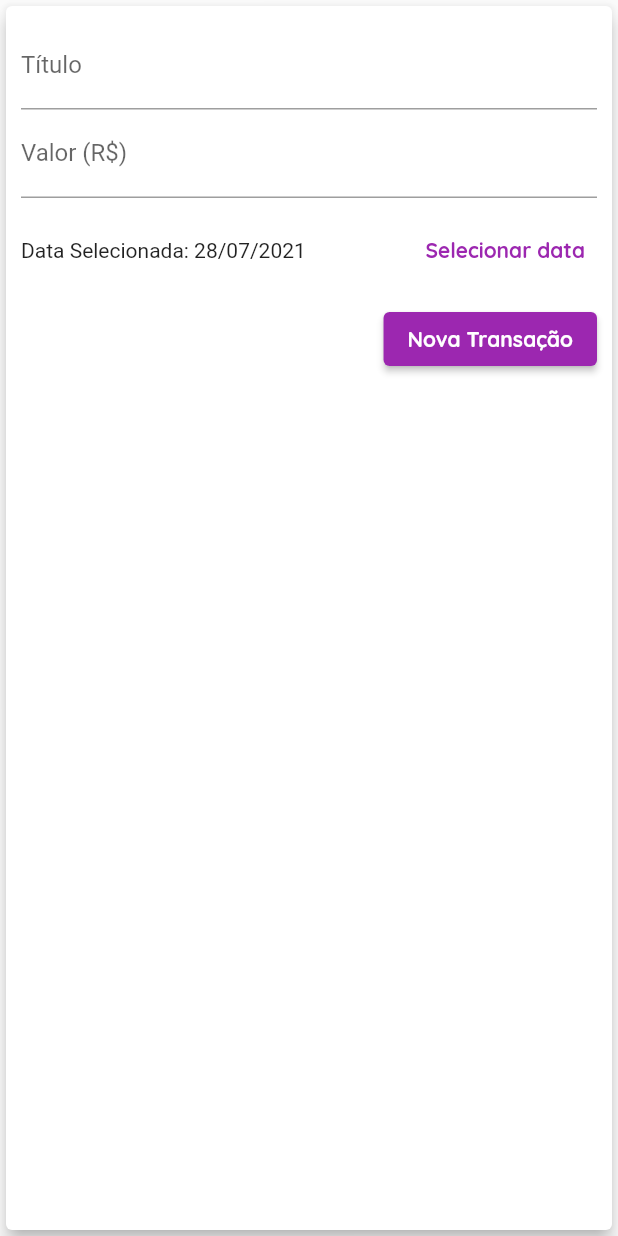
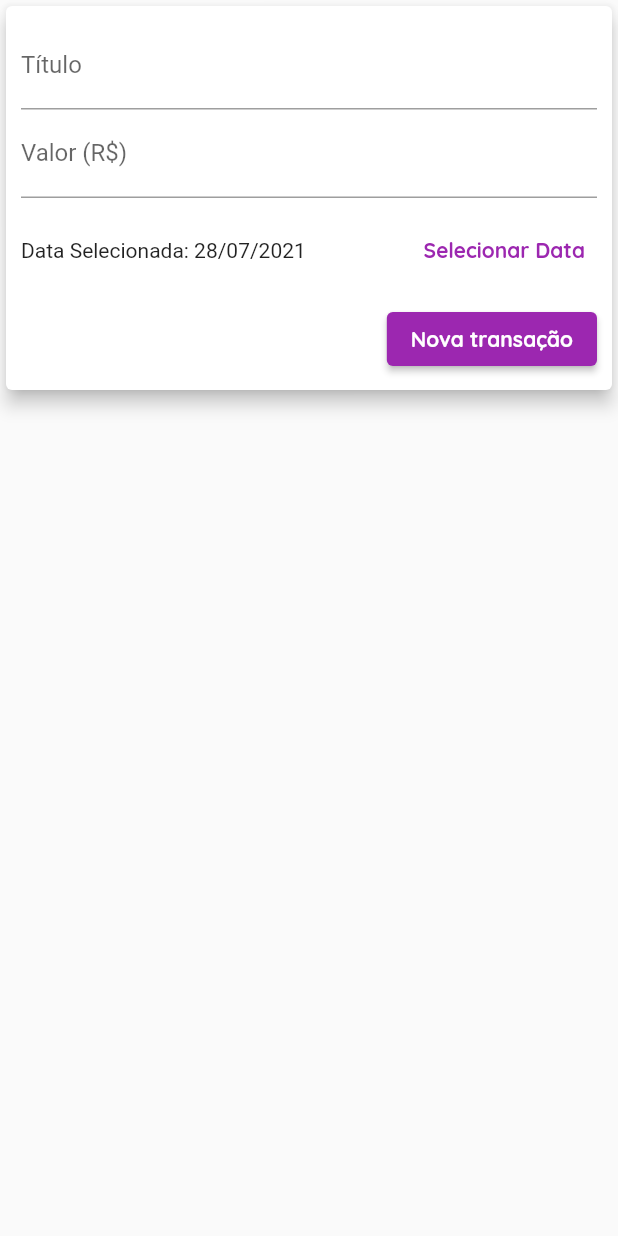
Before and after one commit to karudia1/despesa_udemy, a Flutter app: the TransactionForm widget shown alone on an empty page, opened directly with empty values, on a phone screen of 412 x 824 dp. Run offline on Flutter 3.47's test engine with Material 2 defaults, Android fonts, the phone set to English and light mode, and no system bars.

Commit message:
Funcionanco com a mudança adaptativa

```diff
--- a/despesa/lib/components/transaction_form.dart
+++ b/despesa/lib/components/transaction_form.dart
@@ -1,11 +1,13 @@
 // ignore_for_file: use_key_in_widget_constructors, prefer_const_constructors, avoid_print, prefer_const_constructors_in_immutables, sized_box_for_whitespace
 
+import 'package:despesa/components/adaptative_button.dart';
+import 'package:despesa/components/adaptative_date_picker.dart';
+import 'package:despesa/components/adaptative_text_field.dart';
 import 'package:flutter/material.dart';
 import 'package:flutter/widgets.dart';
 import 'package:intl/intl.dart';
 
 class TransactionForm extends StatefulWidget {
-
   final void Function(String, double, DateTime) onSubmit;
 
   TransactionForm(this.onSubmit);
@@ -29,7 +31,7 @@ class _TransactionFormState extends State<TransactionForm> {
 
     widget.onSubmit(title, value, _selectedDate);
   }
-
+/*
   _showDatePicker() {
     //finção do flutter
     showDatePicker(
@@ -46,69 +48,54 @@ class _TransactionFormState extends State<TransactionForm> {
         _selectedDate = pickedDate;
       });
     });
-  }
+  } */
 
   @override
   Widget build(BuildContext context) {
-    return Card(
+    return SingleChildScrollView(
+      child: Card(
         elevation: 5,
         child: Padding(
-        padding: const EdgeInsets.all(10),
+          padding: const EdgeInsets.only(
+            top: 10,
+            right: 10,
+            left: 10,
+            bottom: 10, // + MediaQuery.of(context).viewInsets.bottom,
+          ),
           child: Column(
             children: <Widget>[
-            TextField(
+              AdaptativeTextField(
+                label: 'Título',
                 controller: titleController,
                 onSubmitted: (_) => _submitForm(), //(value) => _submitForm(),
-              decoration: InputDecoration(
-                labelText: 'Título',
               ),
-            ),
-            TextField(
+              AdaptativeTextField(
+                label: 'Valor (R\$)',
                 controller: valueController,
                 keyboardType: TextInputType.numberWithOptions(decimal: true),
                 onSubmitted: (_) => _submitForm(), //(value) => _submitForm(),
-              decoration: InputDecoration(
-                labelText: 'Valor (R\$)',
               ),
-            ),
-            Container(
-              height: 70,
-              child: Row(
-                children: <Widget>[
-                  Expanded(
-                    child: Text(
-                      'Data Selecionada: ${DateFormat('dd/MM/y').format(_selectedDate)}',
-                    ),
-                  ),
-                  TextButton(
-                    child: Text(
-                      'Selecionar data',
-                      style: TextStyle(
-                        color: Theme.of(context).primaryColor,
-                        fontWeight: FontWeight.bold,
-                      ),
-                    ),
-                    onPressed: _showDatePicker,
-                  )
-                ],
-              ),
+              AdaptativeDatePicker(
+                selectedDate: _selectedDate,
+                onDateChanged: (newDate) {
+                  setState(() {
+                    _selectedDate = newDate;
+                  });
+                },
               ),
               Row(
                 mainAxisAlignment: MainAxisAlignment.end,
                 children: <Widget>[
-                ElevatedButton(
-                  child: Text('Nova Transação'),
-                  style: ElevatedButton.styleFrom(
-                    primary: Theme.of(context).primaryColor,
-                    onPrimary: Colors.white,
-                  ),
+                  AdaptativeButton(
+                    label: 'Nova transação',
                     onPressed: _submitForm,
-                ),
+                  )
                 ],
               )
             ],
           ),
         ),
+      ),
     );
   }
 }
```
Lines whose indentation alone changed are shown as unchanged.
